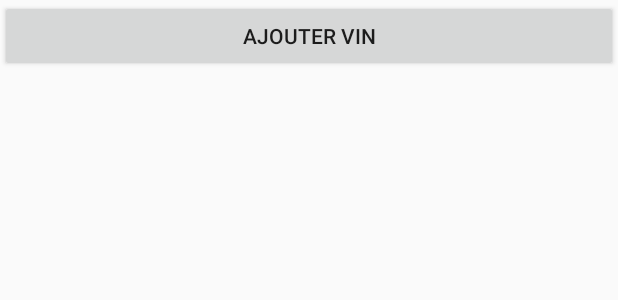
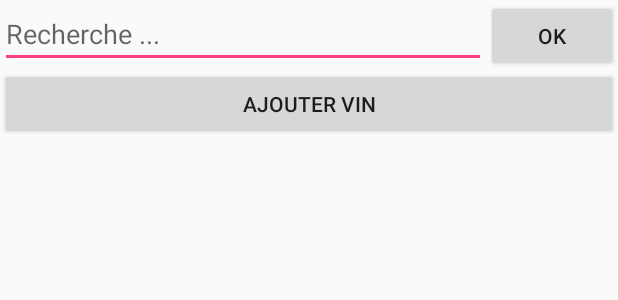
Before and after one commit to tanguybernard/cave_a_vin, an Android app: the layout activity_main.xml on its own in the app's theme, with its tools: preview values and no code run, on a phone screen of 412 x 824 dp. Shown: the top 300 px of the screen. Run offline under Robolectric (Android 15) with nearby library versions, the phone set to English and light mode, and no system bars.

Commit message:
search name wine

```diff
--- a/app/src/main/java/istic/fr/cavevin/WineEdit.java
+++ b/app/src/main/java/istic/fr/cavevin/WineEdit.java
@@ -84,7 +84,7 @@ public class WineEdit extends Activity implements View.OnClickListener {
 
 
 
-        String searchQuery = "name ='"+name+"'";//+" and "+ "year ='" + year + "'";
+        String searchQuery = "name ='"+name+"'"+" and "+ "year ='" + year + "'";
 
 
 
--- a/app/src/main/res/layout/activity_main.xml
+++ b/app/src/main/res/layout/activity_main.xml
@@ -3,9 +3,21 @@
     xmlns:tools="http://schemas.android.com/tools" android:layout_width="match_parent"
     android:layout_height="match_parent">
 
+    <Button android:id="@+id/btn_search" android:layout_width="wrap_content"
+        android:layout_height="wrap_content" android:text="OK"
+        android:layout_alignParentTop="true" android:layout_alignParentRight="true"
+        android:onClick="searchWine"
+        />
+
+    <EditText android:id="@+id/fillWine" android:layout_height="wrap_content"
+        android:layout_alignParentTop="true" android:layout_width="match_parent"
+        android:layout_toLeftOf="@+id/btn_search" android:hint="Recherche ...">
+    </EditText>
+
     <Button android:id="@+id/add" style="?android:attr/buttonStyleSmall"
         android:layout_width="fill_parent" android:layout_height="wrap_content"
-        android:layout_alignParentLeft="true" android:layout_alignParentTop="true"
+        android:layout_alignParentLeft="true"
+        android:layout_below="@+id/fillWine"
         android:onClick="addWine"
         android:text="@string/add_wine" />
 
--- a/app/src/main/res/layout/wine_info.xml
+++ b/app/src/main/res/layout/wine_info.xml
@@ -58,11 +58,11 @@
         android:textAppearance="?android:attr/textAppearanceMedium" />
 
 
-    <Button android:layout_width="50dp"
+    <Button android:layout_width="70dp"
         android:layout_height="50dp"
         android:onClick="showMap"
         android:text="map"
-        android:layout_alignTop="@+id/btn_q_add"
+        android:layout_alignBottom="@+id/year"
         android:layout_toLeftOf="@+id/btn_q_add"
         android:layout_toStartOf="@+id/btn_q_add" />
 
```
Also changed, not shown: app/src/main/java/istic/fr/cavevin/MainActivity.java (+25 -0 lines).
